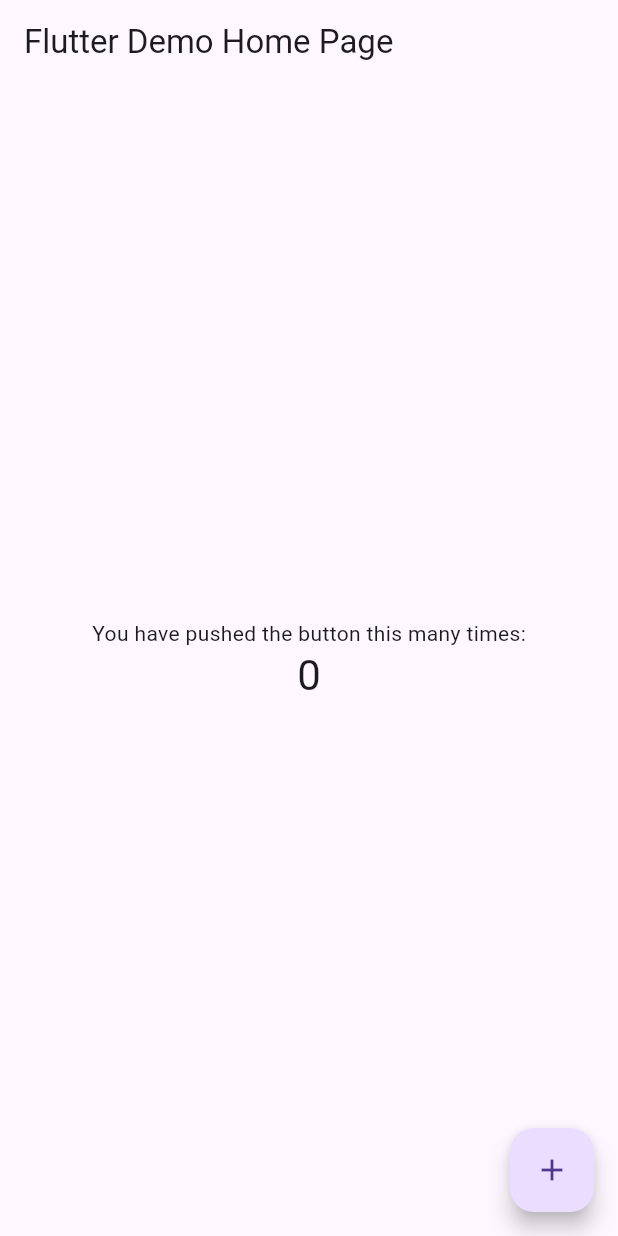
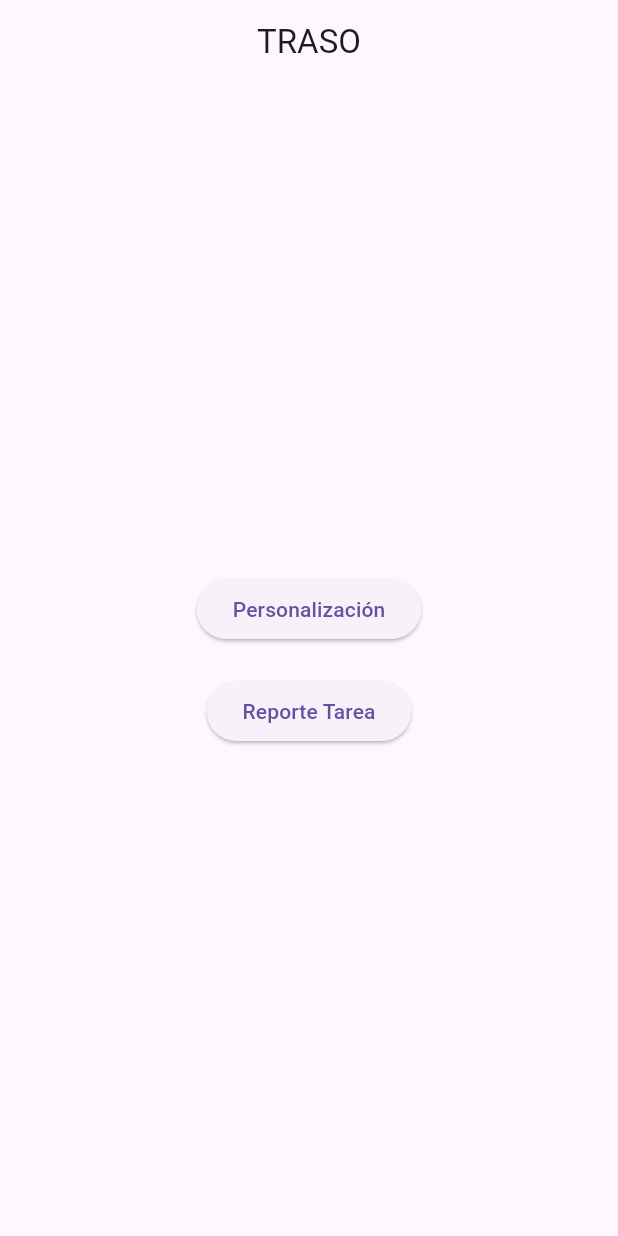
Before and after one commit to inaDAGod/TaskMasterApp, a Flutter app: the screen it shows after launch, on a phone screen of 412 x 824 dp. Run offline on Flutter 3.47's test engine with Material 3 defaults, Android fonts, the phone set to English and light mode, and no system bars.

Commit message:
Personalizacion y Reporte

```diff
--- a/traso/lib/main.dart
+++ b/traso/lib/main.dart
@@ -1,115 +1,60 @@
 import 'package:flutter/material.dart';
+import 'personalizacion.dart';
+import 'reporte_tarea.dart'; // Asegúrate de importar tu clase de reporte_tarea.dart
 
 void main() {
-  runApp(const MyApp());
+  runApp(MyApp());
 }
 
 class MyApp extends StatelessWidget {
-  const MyApp({super.key});
-
-  // This widget is the root of your application.
   @override
   Widget build(BuildContext context) {
     return MaterialApp(
-      title: 'Flutter Demo',
+      title: 'App de Personalización',
       theme: ThemeData(
-        // This is the theme of your application.
-        //
-        // Try running your application with "flutter run". You'll see the
-        // application has a blue toolbar. Then, without quitting the app, try
-        // changing the primarySwatch below to Colors.green and then invoke
-        // "hot reload" (press "r" in the console where you ran "flutter run",
-        // or simply save your changes to "hot reload" in a Flutter IDE).
-        // Notice that the counter didn't reset back to zero; the application
-        // is not restarted.
         primarySwatch: Colors.blue,
+        visualDensity: VisualDensity.adaptivePlatformDensity,
       ),
-      home: const MyHomePage(title: 'Flutter Demo Home Page'),
+      home: MyHomePage(),
     );
   }
 }
 
-class MyHomePage extends StatefulWidget {
-  const MyHomePage({super.key, required this.title});
-
-  // This widget is the home page of your application. It is stateful, meaning
-  // that it has a State object (defined below) that contains fields that affect
-  // how it looks.
-
-  // This class is the configuration for the state. It holds the values (in this
-  // case the title) provided by the parent (in this case the App widget) and
-  // used by the build method of the State. Fields in a Widget subclass are
-  // always marked "final".
-
-  final String title;
-
-  @override
-  State<MyHomePage> createState() => _MyHomePageState();
-}
-
-class _MyHomePageState extends State<MyHomePage> {
-  int _counter = 0;
-
-  void _incrementCounter() {
-    setState(() {
-      // This call to setState tells the Flutter framework that something has
-      // changed in this State, which causes it to rerun the build method below
-      // so that the display can reflect the updated values. If we changed
-      // _counter without calling setState(), then the build method would not be
-      // called again, and so nothing would appear to happen.
-      _counter++;
-    });
-  }
-
+class MyHomePage extends StatelessWidget {
   @override
   Widget build(BuildContext context) {
-    // This method is rerun every time setState is called, for instance as done
-    // by the _incrementCounter method above.
-    //
-    // The Flutter framework has been optimized to make rerunning build methods
-    // fast, so that you can just rebuild anything that needs updating rather
-    // than having to individually change instances of widgets.
     return Scaffold(
       appBar: AppBar(
-        // Here we take the value from the MyHomePage object that was created by
-        // the App.build method, and use it to set our appbar title.
-        title: Text(widget.title),
+        title: Text('TRASO'),
+        centerTitle: true,
       ),
       body: Center(
-        // Center is a layout widget. It takes a single child and positions it
-        // in the middle of the parent.
         child: Column(
-          // Column is also a layout widget. It takes a list of children and
-          // arranges them vertically. By default, it sizes itself to fit its
-          // children horizontally, and tries to be as tall as its parent.
-          //
-          // Invoke "debug painting" (press "p" in the console, choose the
-          // "Toggle Debug Paint" action from the Flutter Inspector in Android
-          // Studio, or the "Toggle Debug Paint" command in Visual Studio Code)
-          // to see the wireframe for each widget.
-          //
-          // Column has various properties to control how it sizes itself and
-          // how it positions its children. Here we use mainAxisAlignment to
-          // center the children vertically; the main axis here is the vertical
-          // axis because Columns are vertical (the cross axis would be
-          // horizontal).
           mainAxisAlignment: MainAxisAlignment.center,
-          children: <Widget>[
-            const Text(
-              'You have pushed the button this many times:',
+          children: [
+            ElevatedButton(
+              onPressed: () {
+                Navigator.push(
+                  context,
+                  MaterialPageRoute(
+                      builder: (context) => PersonalizacionPage()),
+                );
+              },
+              child: Text('Personalización'),
             ),
-            Text(
-              '$_counter',
-              style: Theme.of(context).textTheme.headlineMedium,
+            SizedBox(height: 20),
+            ElevatedButton(
+              onPressed: () {
+                Navigator.push(
+                  context,
+                  MaterialPageRoute(builder: (context) => ReporteTarea()),
+                );
+              },
+              child: Text('Reporte Tarea'),
             ),
           ],
         ),
       ),
-      floatingActionButton: FloatingActionButton(
-        onPressed: _incrementCounter,
-        tooltip: 'Increment',
-        child: const Icon(Icons.add),
-      ), // This trailing comma makes auto-formatting nicer for build methods.
     );
   }
 }
--- a/traso/pubspec.yaml
+++ b/traso/pubspec.yaml
@@ -30,7 +30,7 @@
 dependencies:
   flutter:
     sdk: flutter
-
+  flutter_colorpicker: ^1.0.3
 
   # The following adds the Cupertino Icons font to your application.
   # Use with the CupertinoIcons class for iOS style icons.
@@ -59,8 +59,8 @@
   uses-material-design: true
 
   # To add assets to your application, add an assets section, like this:
-  # assets:
-  #   - images/a_dot_burr.jpeg
+  assets:
+     - assets/
   #   - images/a_dot_ham.jpeg
 
   # An image asset can refer to one or more resolution-specific "variants", see
```
Also changed, not shown: traso/lib/personalizacion.dart (added, +105 -0 lines), traso/lib/reporte_tarea.dart (added, +67 -0 lines), traso/assets/bob_esponja.jpg (added), traso/assets/fondo_bikini.jpg (added), traso/assets/gary.jpg (added), traso/assets/patricio.jpg (added), traso/assets/plankton.jpg (added), 2 other files.
